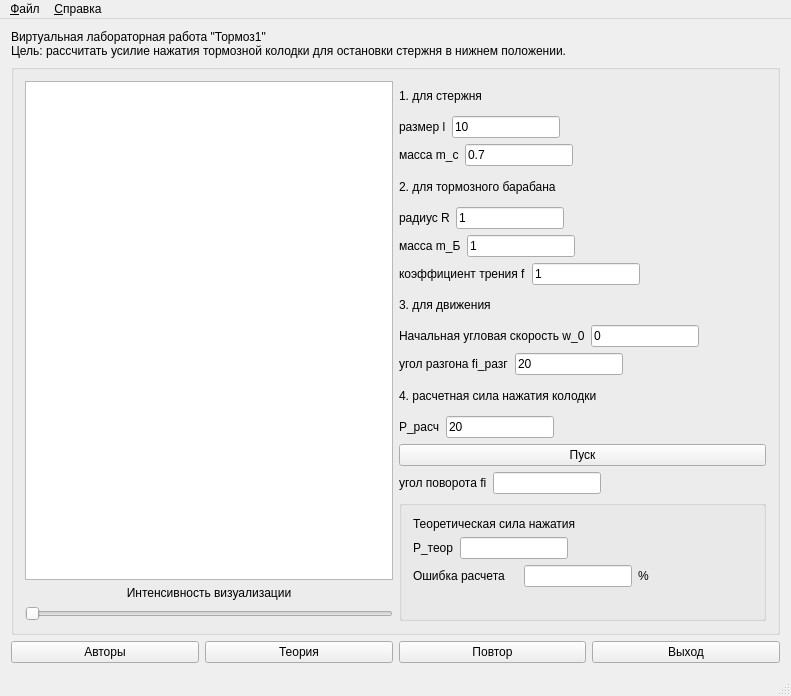
Old version of the form mainwindow.ui in the repository mmaulwurff/mech-brake1.
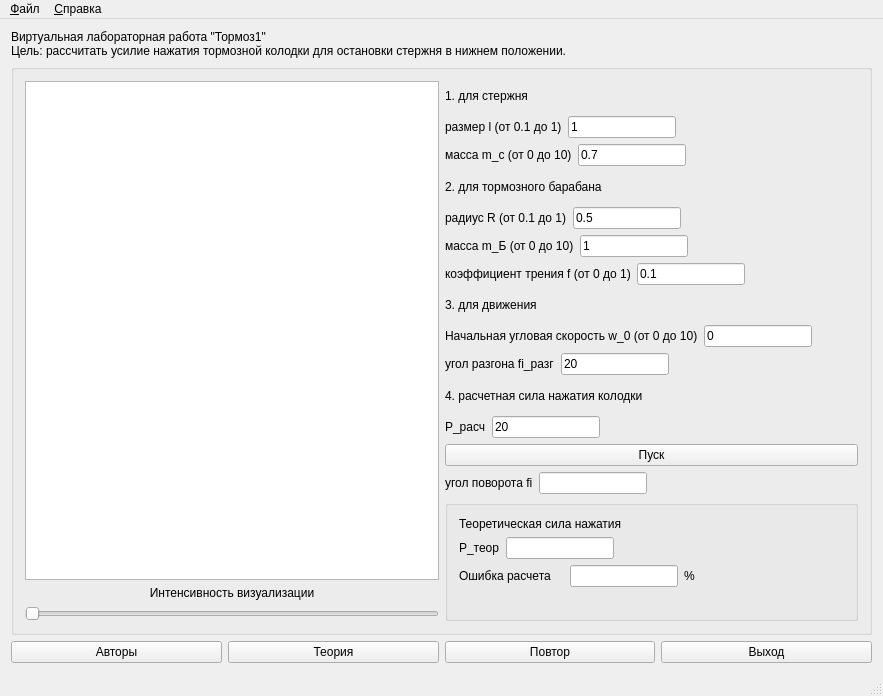
New version of the form. Icons and pictures are not drawn.

Commit message: LineEdits input validation, changing disk visible radius

```diff
--- a/mainwindow.ui
+++ b/mainwindow.ui
@@ -6,7 +6,7 @@
    <rect>
     <x>0</x>
     <y>0</y>
-    <width>791</width>
+    <width>883</width>
     <height>696</height>
    </rect>
   </property>
@@ -33,6 +33,18 @@
         <layout class="QVBoxLayout" name="verticalLayout_3">
          <item>
           <widget class="QGraphicsView" name="graphicsView">
+           <property name="sizePolicy">
+            <sizepolicy hsizetype="Expanding" vsizetype="MinimumExpanding">
+             <horstretch>0</horstretch>
+             <verstretch>0</verstretch>
+            </sizepolicy>
+           </property>
+           <property name="minimumSize">
+            <size>
+             <width>410</width>
+             <height>0</height>
+            </size>
+           </property>
            <property name="verticalScrollBarPolicy">
             <enum>Qt::ScrollBarAlwaysOff</enum>
            </property>
@@ -83,7 +95,7 @@
            <item>
             <widget class="QLabel" name="label">
              <property name="text">
-              <string>размер l</string>
+              <string>размер l (от 0.1 до 1)</string>
              </property>
             </widget>
            </item>
@@ -96,7 +108,7 @@
               </sizepolicy>
              </property>
              <property name="text">
-              <string>10</string>
+              <string>1</string>
              </property>
              <property name="placeholderText">
               <string/>
@@ -129,7 +141,7 @@
               </sizepolicy>
              </property>
              <property name="text">
-              <string>масса m_c</string>
+              <string>масса m_c (от 0 до 10)</string>
              </property>
             </widget>
            </item>
@@ -173,7 +185,7 @@
            <item>
             <widget class="QLabel" name="label_5">
              <property name="text">
-              <string>радиус R</string>
+              <string>радиус R (от 0.1 до 1)</string>
              </property>
             </widget>
            </item>
@@ -186,7 +198,7 @@
               </sizepolicy>
              </property>
              <property name="text">
-              <string>1</string>
+              <string>0.5</string>
              </property>
             </widget>
            </item>
@@ -210,7 +222,7 @@
            <item>
             <widget class="QLabel" name="label_6">
              <property name="text">
-              <string>масса m_Б</string>
+              <string>масса m_Б (от 0 до 10)</string>
              </property>
             </widget>
            </item>
@@ -247,7 +259,7 @@
            <item>
             <widget class="QLabel" name="label_7">
              <property name="text">
-              <string>коэффициент трения f</string>
+              <string>коэффициент трения f (от 0 до 1)</string>
              </property>
             </widget>
            </item>
@@ -260,7 +272,7 @@
               </sizepolicy>
              </property>
              <property name="text">
-              <string>1</string>
+              <string>0.1</string>
              </property>
             </widget>
            </item>
@@ -291,7 +303,7 @@
            <item>
             <widget class="QLabel" name="label_9">
              <property name="text">
-              <string>Начальная угловая скорость w_0</string>
+              <string>Начальная угловая скорость w_0 (от 0 до 10)</string>
              </property>
             </widget>
            </item>
@@ -621,7 +633,7 @@
     <rect>
      <x>0</x>
      <y>0</y>
-     <width>791</width>
+     <width>883</width>
      <height>22</height>
     </rect>
    </property>
```
Left out of the diff: 9 changed lines with no effect on the pictures. The commit also changes 2 other files.
